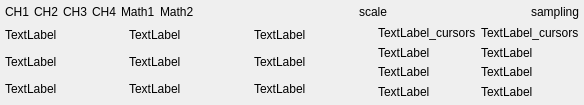
jirik09/Sniffy, file LEO_sniffy/GUI/widgetlabelarea.ui: the form before one commit.
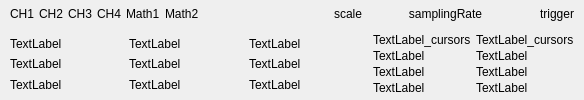
The form after the commit.

Patch:
```diff
--- a/LEO_sniffy/GUI/widgetlabelarea.ui
+++ b/LEO_sniffy/GUI/widgetlabelarea.ui
@@ -7,27 +7,30 @@
     <x>0</x>
     <y>0</y>
     <width>584</width>
-    <height>105</height>
+    <height>100</height>
    </rect>
   </property>
   <property name="windowTitle">
    <string>Form</string>
   </property>
+  <property name="styleSheet">
+   <string notr="true"/>
+  </property>
   <layout class="QVBoxLayout" name="verticalLayout">
    <property name="spacing">
-    <number>5</number>
+    <number>0</number>
    </property>
    <property name="leftMargin">
-    <number>5</number>
+    <number>10</number>
    </property>
    <property name="topMargin">
-    <number>5</number>
+    <number>0</number>
    </property>
    <property name="rightMargin">
-    <number>5</number>
+    <number>10</number>
    </property>
    <property name="bottomMargin">
-    <number>5</number>
+    <number>0</number>
    </property>
    <item>
     <widget class="QWidget" name="widget_chart_settings" native="true">
@@ -49,11 +52,17 @@
       </property>
       <item>
        <layout class="QHBoxLayout" name="horizontalLayout">
+        <property name="spacing">
+         <number>5</number>
+        </property>
         <item>
          <widget class="QLabel" name="label_ch1">
           <property name="text">
            <string>CH1</string>
           </property>
+          <property name="margin">
+           <number>0</number>
+          </property>
          </widget>
         </item>
         <item>
@@ -119,7 +128,35 @@
            </sizepolicy>
           </property>
           <property name="text">
-           <string>sampling</string>
+           <string>samplingRate</string>
+          </property>
+          <property name="alignment">
+           <set>Qt::AlignCenter</set>
+          </property>
+         </widget>
+        </item>
+        <item>
+         <widget class="QLabel" name="label_trigger">
+          <property name="sizePolicy">
+           <sizepolicy hsizetype="Fixed" vsizetype="Preferred">
+            <horstretch>0</horstretch>
+            <verstretch>0</verstretch>
+           </sizepolicy>
+          </property>
+          <property name="minimumSize">
+           <size>
+            <width>45</width>
+            <height>0</height>
+           </size>
+          </property>
+          <property name="maximumSize">
+           <size>
+            <width>45</width>
+            <height>16777215</height>
+           </size>
+          </property>
+          <property name="text">
+           <string>trigger</string>
           </property>
           <property name="alignment">
            <set>Qt::AlignRight|Qt::AlignTrailing|Qt::AlignVCenter</set>
@@ -134,14 +171,14 @@
    <item>
     <widget class="QWidget" name="widget_2" native="true">
      <property name="sizePolicy">
-      <sizepolicy hsizetype="Preferred" vsizetype="Expanding">
+      <sizepolicy hsizetype="Preferred" vsizetype="Preferred">
        <horstretch>0</horstretch>
        <verstretch>0</verstretch>
       </sizepolicy>
      </property>
      <layout class="QHBoxLayout" name="horizontalLayout_2">
       <property name="spacing">
-       <number>5</number>
+       <number>0</number>
       </property>
       <property name="leftMargin">
        <number>0</number>
@@ -165,19 +202,19 @@
         </property>
         <layout class="QHBoxLayout" name="horizontalLayout_4">
          <property name="spacing">
-          <number>5</number>
+          <number>0</number>
          </property>
          <property name="leftMargin">
           <number>0</number>
          </property>
          <property name="topMargin">
-          <number>0</number>
+          <number>5</number>
          </property>
          <property name="rightMargin">
-          <number>0</number>
+          <number>5</number>
          </property>
          <property name="bottomMargin">
-          <number>0</number>
+          <number>5</number>
          </property>
          <item>
           <layout class="QGridLayout" name="gridLayout">
@@ -251,21 +288,27 @@
       </item>
       <item>
        <widget class="QWidget" name="widget_Vcursors" native="true">
+        <property name="sizePolicy">
+         <sizepolicy hsizetype="Preferred" vsizetype="Preferred">
+          <horstretch>0</horstretch>
+          <verstretch>0</verstretch>
+         </sizepolicy>
+        </property>
         <layout class="QVBoxLayout" name="verticalLayout_5">
          <property name="spacing">
-          <number>5</number>
+          <number>0</number>
          </property>
          <property name="leftMargin">
           <number>0</number>
          </property>
          <property name="topMargin">
-          <number>0</number>
+          <number>5</number>
          </property>
          <property name="rightMargin">
           <number>0</number>
          </property>
          <property name="bottomMargin">
-          <number>0</number>
+          <number>5</number>
          </property>
          <item>
           <layout class="QVBoxLayout" name="verticalLayout_4">
@@ -307,21 +350,27 @@
       </item>
       <item>
        <widget class="QWidget" name="widget_Hcursors" native="true">
+        <property name="sizePolicy">
+         <sizepolicy hsizetype="Preferred" vsizetype="Preferred">
+          <horstretch>0</horstretch>
+          <verstretch>0</verstretch>
+         </sizepolicy>
+        </property>
         <layout class="QHBoxLayout" name="horizontalLayout_3">
          <property name="spacing">
           <number>0</number>
          </property>
          <property name="leftMargin">
-          <number>0</number>
+          <number>5</number>
          </property>
          <property name="topMargin">
-          <number>0</number>
+          <number>5</number>
          </property>
          <property name="rightMargin">
           <number>0</number>
          </property>
          <property name="bottomMargin">
-          <number>0</number>
+          <number>5</number>
          </property>
          <item>
           <layout class="QVBoxLayout" name="verticalLayout_2">
```
Left out of the diff: 2 changed lines with no effect on the pictures.
